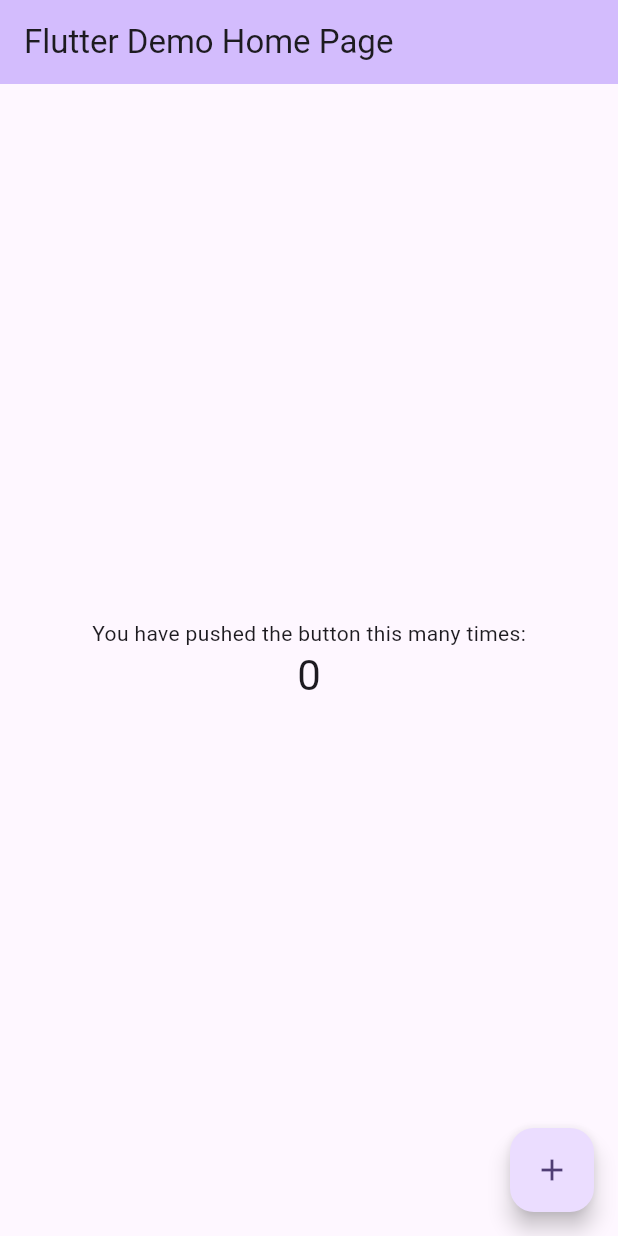
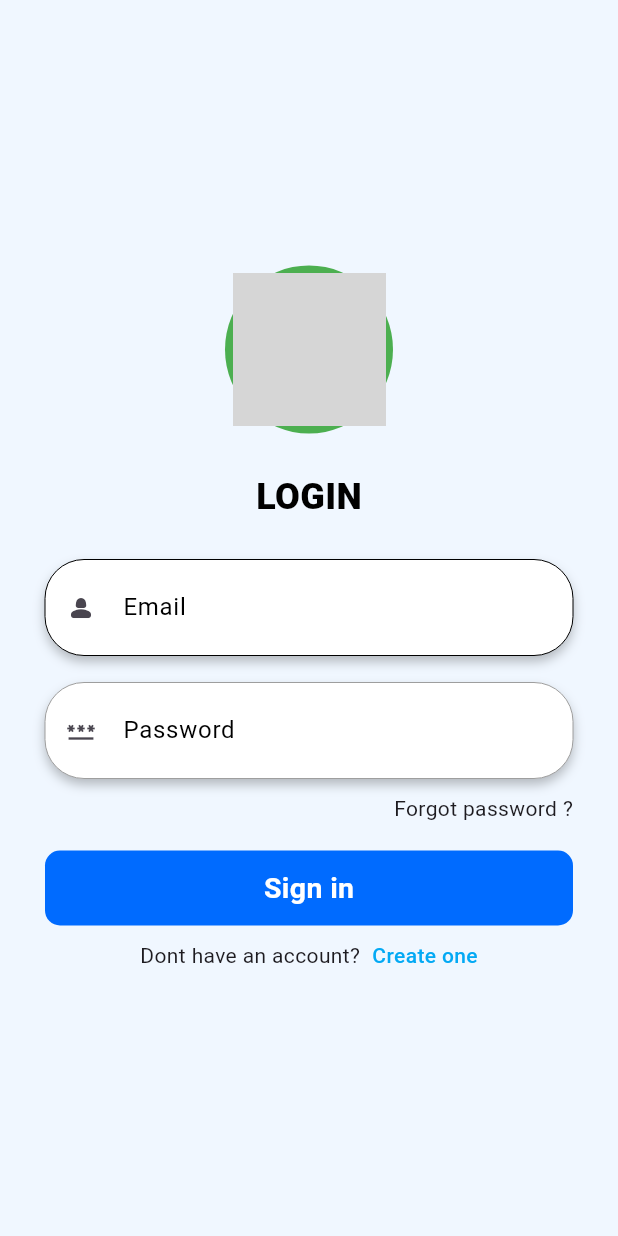
Before and after one commit to Aryan8872/LootVault, a Flutter app: the screen it shows after launch, on a phone screen of 412 x 824 dp. Run offline on Flutter 3.47's test engine with Material 3 defaults, Android fonts, the phone set to English and light mode, and no system bars; grey boxes are pictures that could not be loaded.

Commit message:
login view created

```diff
--- /dev/null
+++ b/lib/app.dart
@@ -0,0 +1,28 @@
+import 'package:flutter/material.dart';
+import 'package:flutter/widgets.dart';
+import 'package:loot_vault/view/login_view.dart';
+
+class MyApp extends StatelessWidget {
+  const MyApp({super.key});
+
+  @override
+  Widget build(BuildContext context) {
+    return  MaterialApp(
+      debugShowCheckedModeBanner: false,
+      initialRoute:"/",
+      routes: {
+        "/":(context)=> const LoginView(),
+      },
+      theme: ThemeData(
+        appBarTheme:const AppBarTheme(
+
+        ),
+        textTheme: const TextTheme(
+
+        ),
+      ),
+
+
+    );
+  }
+}
--- a/lib/main.dart
+++ b/lib/main.dart
@@ -1,125 +1,6 @@
 import 'package:flutter/material.dart';
+import 'package:loot_vault/app.dart';
 
 void main() {
   runApp(const MyApp());
 }
-
-class MyApp extends StatelessWidget {
-  const MyApp({super.key});
-
-  // This widget is the root of your application.
-  @override
-  Widget build(BuildContext context) {
-    return MaterialApp(
-      title: 'Flutter Demo',
-      theme: ThemeData(
-        // This is the theme of your application.
-        //
-        // TRY THIS: Try running your application with "flutter run". You'll see
-        // the application has a purple toolbar. Then, without quitting the app,
-        // try changing the seedColor in the colorScheme below to Colors.green
-        // and then invoke "hot reload" (save your changes or press the "hot
-        // reload" button in a Flutter-supported IDE, or press "r" if you used
-        // the command line to start the app).
-        //
-        // Notice that the counter didn't reset back to zero; the application
-        // state is not lost during the reload. To reset the state, use hot
-        // restart instead.
-        //
-        // This works for code too, not just values: Most code changes can be
-        // tested with just a hot reload.
-        colorScheme: ColorScheme.fromSeed(seedColor: Colors.deepPurple),
-        useMaterial3: true,
-      ),
-      home: const MyHomePage(title: 'Flutter Demo Home Page'),
-    );
-  }
-}
-
-class MyHomePage extends StatefulWidget {
-  const MyHomePage({super.key, required this.title});
-
-  // This widget is the home page of your application. It is stateful, meaning
-  // that it has a State object (defined below) that contains fields that affect
-  // how it looks.
-
-  // This class is the configuration for the state. It holds the values (in this
-  // case the title) provided by the parent (in this case the App widget) and
-  // used by the build method of the State. Fields in a Widget subclass are
-  // always marked "final".
-
-  final String title;
-
-  @override
-  State<MyHomePage> createState() => _MyHomePageState();
-}
-
-class _MyHomePageState extends State<MyHomePage> {
-  int _counter = 0;
-
-  void _incrementCounter() {
-    setState(() {
-      // This call to setState tells the Flutter framework that something has
-      // changed in this State, which causes it to rerun the build method below
-      // so that the display can reflect the updated values. If we changed
-      // _counter without calling setState(), then the build method would not be
-      // called again, and so nothing would appear to happen.
-      _counter++;
-    });
-  }
-
-  @override
-  Widget build(BuildContext context) {
-    // This method is rerun every time setState is called, for instance as done
-    // by the _incrementCounter method above.
-    //
-    // The Flutter framework has been optimized to make rerunning build methods
-    // fast, so that you can just rebuild anything that needs updating rather
-    // than having to individually change instances of widgets.
-    return Scaffold(
-      appBar: AppBar(
-        // TRY THIS: Try changing the color here to a specific color (to
-        // Colors.amber, perhaps?) and trigger a hot reload to see the AppBar
-        // change color while the other colors stay the same.
-        backgroundColor: Theme.of(context).colorScheme.inversePrimary,
-        // Here we take the value from the MyHomePage object that was created by
-        // the App.build method, and use it to set our appbar title.
-        title: Text(widget.title),
-      ),
-      body: Center(
-        // Center is a layout widget. It takes a single child and positions it
-        // in the middle of the parent.
-        child: Column(
-          // Column is also a layout widget. It takes a list of children and
-          // arranges them vertically. By default, it sizes itself to fit its
-          // children horizontally, and tries to be as tall as its parent.
-          //
-          // Column has various properties to control how it sizes itself and
-          // how it positions its children. Here we use mainAxisAlignment to
-          // center the children vertically; the main axis here is the vertical
-          // axis because Columns are vertical (the cross axis would be
-          // horizontal).
-          //
-          // TRY THIS: Invoke "debug painting" (choose the "Toggle Debug Paint"
-          // action in the IDE, or press "p" in the console), to see the
-          // wireframe for each widget.
-          mainAxisAlignment: MainAxisAlignment.center,
-          children: <Widget>[
-            const Text(
-              'You have pushed the button this many times:',
-            ),
-            Text(
-              '$_counter',
-              style: Theme.of(context).textTheme.headlineMedium,
-            ),
-          ],
-        ),
-      ),
-      floatingActionButton: FloatingActionButton(
-        onPressed: _incrementCounter,
-        tooltip: 'Increment',
-        child: const Icon(Icons.add),
-      ), // This trailing comma makes auto-formatting nicer for build methods.
-    );
-  }
-}
--- /dev/null
+++ b/lib/view/login_view.dart
@@ -0,0 +1,214 @@
+import 'package:flutter/cupertino.dart';
+import 'package:flutter/material.dart';
+import 'package:flutter/rendering.dart';
+import 'package:flutter/widgets.dart';
+
+class LoginView extends StatefulWidget {
+  const LoginView({super.key});
+
+  @override
+  State<LoginView> createState() => _LoginViewState();
+}
+
+class _LoginViewState extends State<LoginView> {
+  final _largeGap = const SizedBox(height: 25);
+  final _normalgap = const SizedBox(height: 18);
+  final _smallgap = const SizedBox(height: 10);
+  final _cornerRadius = 10.0;
+
+  @override
+  Widget build(BuildContext context) {
+    return Scaffold(
+      backgroundColor: const Color.fromRGBO(240, 247, 255, 1), //0xFFE6E8EB  //0xFFD3D3D3  //0xFFE6E6FA
+      body: SafeArea(
+          child: Center(
+        child: Padding(
+          padding: const EdgeInsets.symmetric(horizontal: 30, vertical: 30),
+          child: SingleChildScrollView(
+            child: Column(
+              mainAxisAlignment: MainAxisAlignment.start,
+              children: [
+                //logo
+                SizedBox(
+                    child: CircleAvatar(
+                  radius: 56, //radius of avatar
+                  backgroundColor: Colors.green, //color
+                  child: Padding(
+                    padding: const EdgeInsets.all(5), // Border radius
+                    child: ClipOval(
+                        child: Image.asset(
+                            './assets/images/backgroundless_logo.png')),
+                  ),
+                )),
+
+
+                // const Text(
+                //   "Welcome to",
+                //   style: TextStyle(
+                //       color: Colors.black,
+                //       fontWeight: FontWeight.w500,
+                //       fontSize: 16),
+                // ),
+
+                // const Text(
+                //   "LootVault",
+                //   style: TextStyle(
+                //       color: Colors.black,
+                //       fontWeight: FontWeight.w800,
+                //       fontSize: 24),
+                // ),
+
+                _largeGap,
+
+                const Text(
+                  "LOGIN",
+                  style: TextStyle(
+                      color: Colors.black,
+                      fontWeight: FontWeight.w800,
+                      fontSize: 24),
+                ),
+
+                _largeGap,
+
+                //username texfield
+
+                 Container(
+                  decoration: BoxDecoration(
+                    color: Colors.white,
+                    borderRadius: BorderRadius.circular(26),
+                    boxShadow: const [
+                      BoxShadow(
+                        color: Colors.black26,
+                        offset: Offset(0, 4),
+                        blurRadius: 6,
+                      ),
+                    ],
+                  ),
+                  child: TextField(
+                    keyboardType: TextInputType.emailAddress,
+                    decoration: InputDecoration(
+                      enabledBorder: OutlineInputBorder(
+                        borderRadius: BorderRadius.circular(26),
+                        borderSide: const BorderSide(
+                            width: 0),
+                      ),
+
+                      filled: true,
+                      fillColor:
+                          Colors.white,
+                      prefixIcon: const Icon(
+                        Icons.person_2_rounded,
+                        size: 20,
+                      ),
+                      labelText: "Email",
+                      labelStyle: const TextStyle(color: Colors.black),
+                      contentPadding: const EdgeInsets.symmetric(
+                          vertical: 20,
+                          horizontal: 10),
+                    ),
+                  ),
+                ),
+
+
+                _normalgap,
+
+
+                // Password TextField
+                Container(
+                  decoration: BoxDecoration(
+                    color: Colors.white,
+                    borderRadius: BorderRadius.circular(26),
+                    boxShadow: const [
+                      BoxShadow(
+                        color: Colors.black26,
+                        offset: Offset(0, 4),
+                        blurRadius: 6,
+                      ),
+                    ],
+                  ),
+                  child: TextField(
+                    obscureText: true,
+                    decoration: InputDecoration(
+
+                      enabledBorder: OutlineInputBorder(
+                        borderRadius: BorderRadius.circular(26),
+                        borderSide: const BorderSide(
+                          color: Colors.grey,
+                          width: 0
+                        ),
+                      ),
+
+                      filled: true,
+                      fillColor:
+                          Colors.white,
+                      prefixIcon: const Icon(
+                        Icons.password,
+                        size: 20,
+                      ),
+                      labelText: "Password",
+                      labelStyle: const TextStyle(color: Colors.black), // Label color
+                      contentPadding:const EdgeInsets.symmetric(
+                          vertical: 20,
+                          horizontal: 10),
+                    ),
+                  ),
+                ),
+
+
+                _smallgap,
+
+
+                // forgot password area
+
+                const Row(
+                  mainAxisAlignment: MainAxisAlignment.end,
+                  children: [Text("Forgot password ?")],
+                ),
+
+                _normalgap,
+
+                // sign in button
+
+                Container(
+                  alignment: Alignment.center,
+                  width: double.infinity,
+                  height: 50,
+                  decoration: BoxDecoration(
+                    color: Color.fromRGBO(0, 107, 255, 1),
+                    borderRadius: BorderRadius.circular(_cornerRadius),
+                  ),
+                  child: const Text(
+                    "Sign in",
+                    style: TextStyle(
+                        color: Colors.white,
+                        fontSize: 19,
+                        fontWeight: FontWeight.w700),
+                  ),
+                ),
+
+                _smallgap,
+
+                //dont have an account section
+
+                const Row(
+                  mainAxisAlignment: MainAxisAlignment.center,
+                  children: [
+                    Text("Dont have an account?"),
+                    SizedBox(
+                      width: 8,
+                    ),
+                    Text(
+                      "Create one",
+                      style: TextStyle(
+                          color: Colors.lightBlue, fontWeight: FontWeight.w500),
+                    )
+                  ],
+                )
+              ],
+            ),
+          ),
+        ),
+      )),
+    );
+  }
+}
--- a/pubspec.yaml
+++ b/pubspec.yaml
@@ -59,9 +59,9 @@ flutter:
   uses-material-design: true
 
   # To add assets to your application, add an assets section, like this:
-  # assets:
-  #   - images/a_dot_burr.jpeg
-  #   - images/a_dot_ham.jpeg
+  assets:
+    - assets/images/
+    - assets/icons/
 
   # An image asset can refer to one or more resolution-specific "variants", see
   # https://flutter.dev/assets-and-images/#resolution-aware
```
Also changed, not shown: assets/icons/password.png (added), assets/icons/user.png (added), assets/images/backgroundless_logo.png (added).
